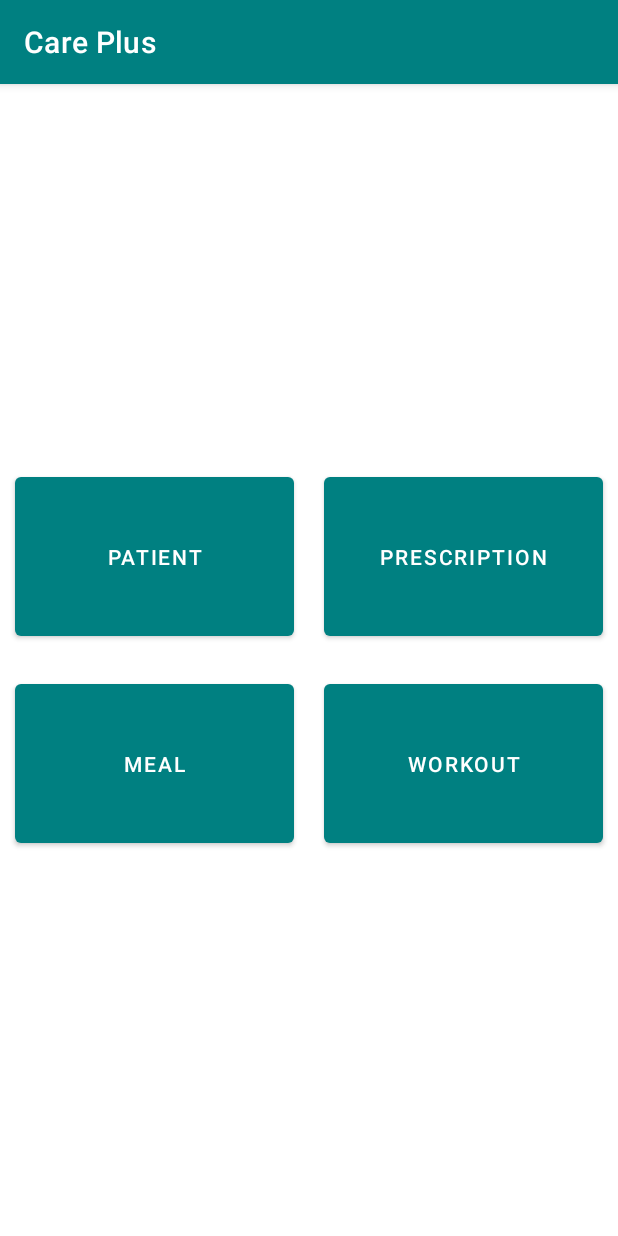
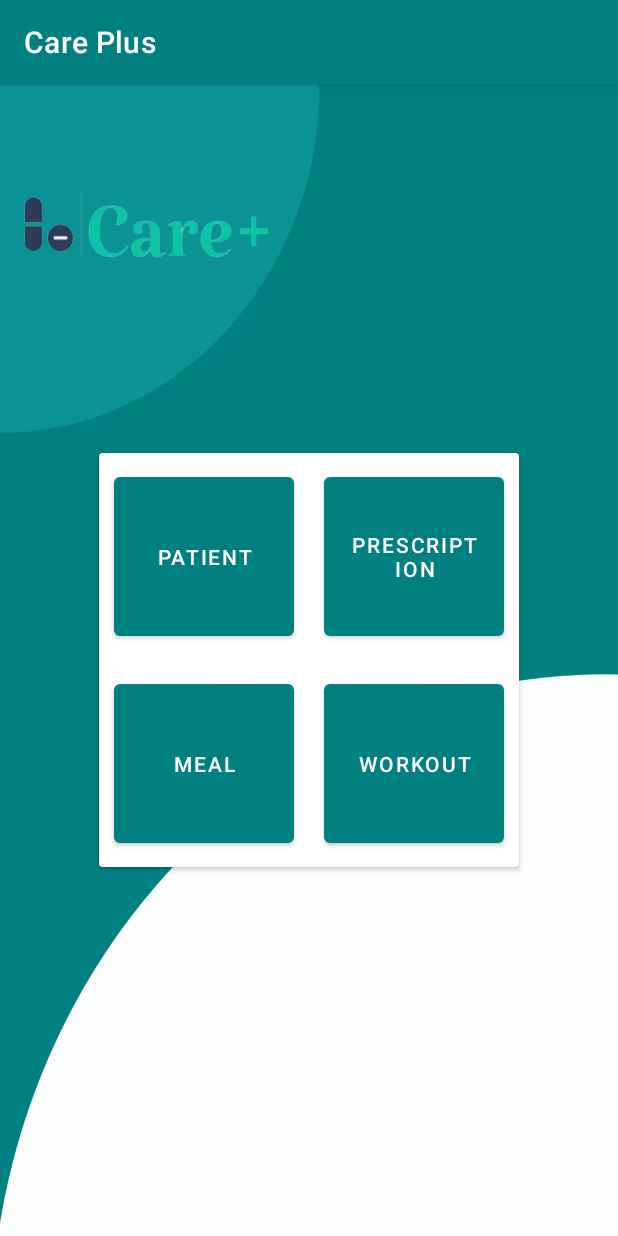
Before and after one commit to isurukavinda99/Care-Pluss, an Android app: the MainActivity screen opened directly, with no data from a screen before it, on a phone screen of 412 x 824 dp. Run offline under Robolectric (Android 15) with nearby library versions, the phone set to English and light mode, and no system bars.

Commit message:
finalize master branch

```diff
--- a/app/src/main/res/layout/activity_main.xml
+++ b/app/src/main/res/layout/activity_main.xml
@@ -3,20 +3,28 @@
     xmlns:app="http://schemas.android.com/apk/res-auto"
     xmlns:tools="http://schemas.android.com/tools"
     android:layout_width="match_parent"
+    android:background="@drawable/prms_background_img"
     android:layout_height="match_parent"
     tools:context=".MainActivity">
+
+    <androidx.cardview.widget.CardView
+        android:layout_width="wrap_content"
+        android:layout_height="wrap_content"
+        app:layout_constraintBottom_toBottomOf="parent"
+        app:layout_constraintEnd_toEndOf="parent"
+        app:layout_constraintHorizontal_bias="0.5"
+        app:layout_constraintStart_toStartOf="parent"
+        app:layout_constraintTop_toTopOf="parent">
 
         <LinearLayout
             android:layout_width="match_parent"
             android:layout_height="wrap_content"
-        android:orientation="vertical"
-        app:layout_constraintBottom_toBottomOf="parent"
-        app:layout_constraintTop_toTopOf="parent"
-        tools:layout_editor_absoluteX="0dp">
+            android:orientation="vertical">
 
             <LinearLayout
                 android:layout_width="match_parent"
-            android:layout_height="match_parent"
+                android:layout_height="wrap_content"
+                android:baselineAligned="false"
                 android:orientation="horizontal">
 
                 <Button
@@ -64,5 +72,6 @@
                     app:backgroundTint="@color/com_color_teal" />
             </LinearLayout>
         </LinearLayout>
+    </androidx.cardview.widget.CardView>
 
 </androidx.constraintlayout.widget.ConstraintLayout>
```
Also changed, not shown: app/src/main/res/layout/activity_login_main.xml (+13 -4 lines). Lines whose indentation alone changed are shown as unchanged.
